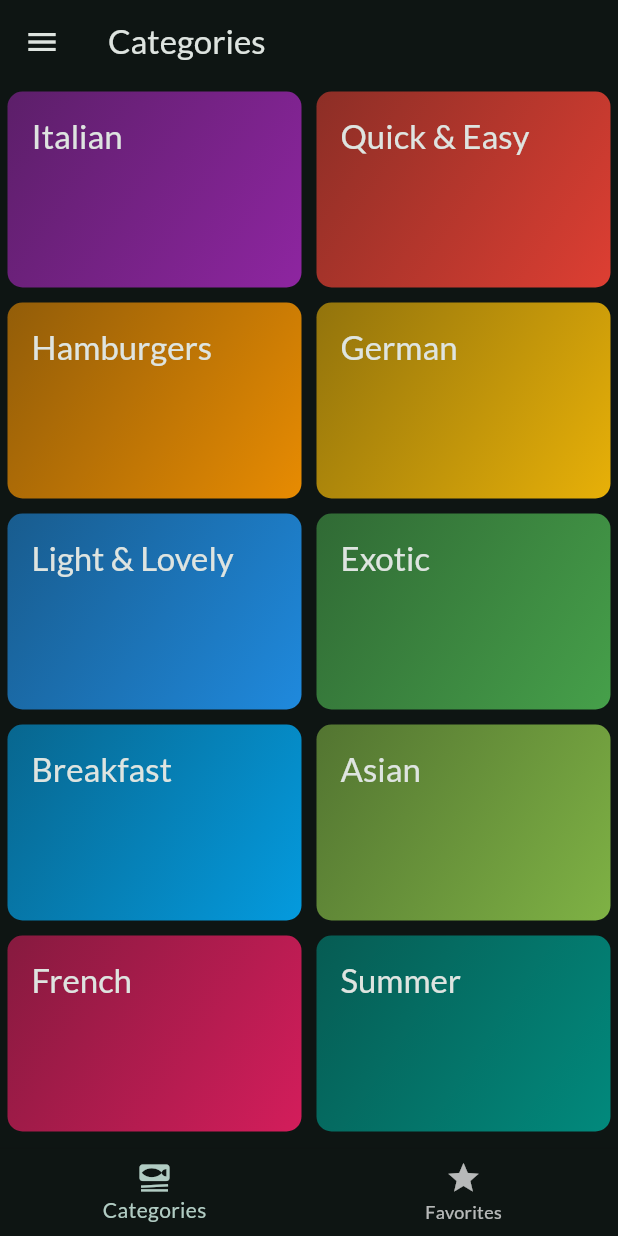
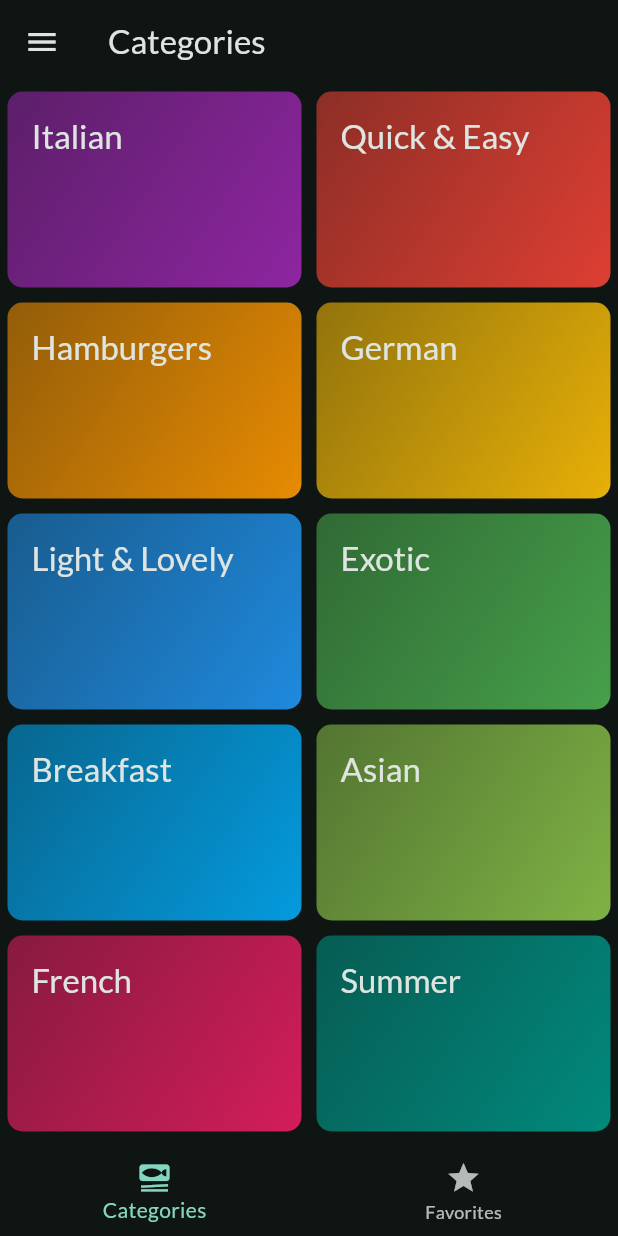
Before and after one commit to kealohigrondin/meals_app_navigation_example, a Flutter app: the screen it shows after launch, on a phone screen of 412 x 824 dp. Run offline on Flutter 3.47's test engine with Material 2 defaults, Android fonts, the light colour scheme and no system bars; our stand-ins replace flutter_riverpod, google_fonts, transparent_image.

Commit message:
fixing favorite star icon, bottom nav active item color

```diff
--- a/lib/screens/meal_details_screen.dart
+++ b/lib/screens/meal_details_screen.dart
@@ -10,7 +10,10 @@ class MealDetailsScreen extends ConsumerWidget {
 
   @override
   Widget build(BuildContext context, WidgetRef ref) {
-    Icon favoriteStar = const Icon(Icons.star_border);
+    final favoriteMeals = ref.watch(favoritesProvider);
+    final isFavorite = favoriteMeals.contains(meal);
+    Icon favoriteStar = Icon(isFavorite ? Icons.star : Icons.star_border);
+
     return Scaffold(
         appBar: AppBar(
           title: Text(meal.title),
--- a/lib/screens/tabs_screen.dart
+++ b/lib/screens/tabs_screen.dart
@@ -60,6 +60,7 @@ class _TabsScreenState extends ConsumerState<TabsScreen> {
           _selectScreen(index);
         },
         currentIndex: _activeTabIndex,
+        fixedColor: Theme.of(context).colorScheme.primary,
         items: const [
           BottomNavigationBarItem(
               icon: Icon(Icons.set_meal), label: 'Categories'),
```
